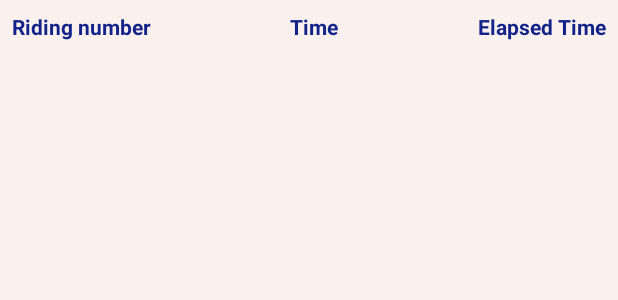
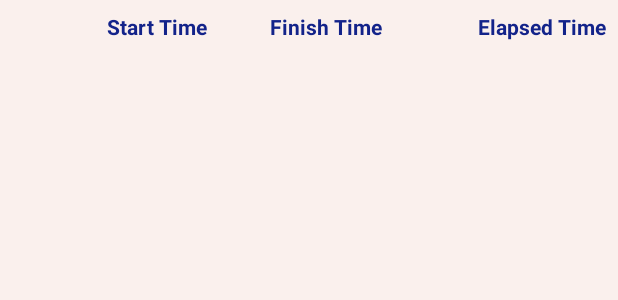
Before and after one commit to alexsykes/Observer, an Android app: the layout activity_time_list.xml on its own in the app's theme, with its tools: preview values and no code run, on a phone screen of 412 x 824 dp. Shown: the top 300 px of the screen. Run offline under Robolectric (Android 15) with nearby library versions, the phone set to English and light mode, and no system bars.

Commit message:
WiP - time list

```diff
--- a/app/src/main/java/com/alexsykes/observer/ElapsedTimeListAdapter.java
+++ b/app/src/main/java/com/alexsykes/observer/ElapsedTimeListAdapter.java
@@ -38,6 +38,7 @@ public class ElapsedTimeListAdapter extends RecyclerView.Adapter<ElapsedTimeList
 
         // Populate TextViews with data
         holder.numberTextView.setText(theElapsedTimes.get(position).get("number"));
+        holder.startTimeView.setText(theElapsedTimes.get(position).get("startTime"));
         holder.finishTimeView.setText(theElapsedTimes.get(position).get("finishTime"));
         holder.elaspsedTimeView.setText(theElapsedTimes.get(position).get("elapsedTime"));
 
@@ -55,6 +56,7 @@ public class ElapsedTimeListAdapter extends RecyclerView.Adapter<ElapsedTimeList
 
     public static class ElapsedTimeHolder extends RecyclerView.ViewHolder{
         final TextView numberTextView;
+        final TextView startTimeView;
         final TextView finishTimeView;
         final TextView elaspsedTimeView;
 
@@ -63,6 +65,7 @@ public class ElapsedTimeListAdapter extends RecyclerView.Adapter<ElapsedTimeList
             super(itemView);
             // Instantiate fields to be populated
             numberTextView = itemView.findViewById(R.id.numberView);
+            startTimeView = itemView.findViewById(R.id.startTimeView);
             finishTimeView = itemView.findViewById(R.id.finishTimeView);
             elaspsedTimeView = itemView.findViewById(R.id.elapsedTimeView);
         }
--- a/app/src/main/java/com/alexsykes/observer/data/ScoreDbHelper.java
+++ b/app/src/main/java/com/alexsykes/observer/data/ScoreDbHelper.java
@@ -63,7 +63,7 @@ public class ScoreDbHelper extends SQLiteOpenHelper {
                 + FinishTimeContract.FinishTimeEntry._ID + " INTEGER PRIMARY KEY AUTOINCREMENT, "
                 + FinishTimeContract.FinishTimeEntry.COLUMN_FINISHTIME_TIME + " TEXT NOT NULL, "
                 + FinishTimeContract.FinishTimeEntry.COLUMN_FINISHTIME_SYNC + " INTEGER NOT NULL DEFAULT 1, "
-                + FinishTimeContract.FinishTimeEntry.COLUMN_FINISHTIME_RIDER + " TEXT NOT NULL);";
+                + FinishTimeContract.FinishTimeEntry.COLUMN_FINISHTIME_RIDER + " INTEGER NOT NULL);";
 
         // Execute the SQL statement
         db.execSQL(SQL_CREATE_FINISHTIMES_TABLE);
--- a/app/src/main/res/layout/activity_time_list.xml
+++ b/app/src/main/res/layout/activity_time_list.xml
@@ -23,16 +23,26 @@
             android:layout_width="wrap_content"
             android:layout_height="wrap_content"
             android:layout_weight="1"
-            android:text="@string/rider_number"
+            android:text=""
             android:textColor="@color/colorButtonBlue"
             android:textStyle="bold" />
 
         <TextView
-            android:id="@+id/timeView"
+            android:id="@+id/startTimeView"
             android:layout_width="wrap_content"
             android:layout_height="wrap_content"
             android:layout_weight="1"
-            android:text="@string/time"
+            android:text="@string/start_time"
+            android:textAlignment="center"
+            android:textColor="@color/colorButtonBlue"
+            android:textStyle="bold" />
+
+        <TextView
+            android:id="@+id/finishTimeView"
+            android:layout_width="wrap_content"
+            android:layout_height="wrap_content"
+            android:layout_weight="1"
+            android:text="@string/finish_time"
             android:textAlignment="center"
             android:textColor="@color/colorButtonBlue"
             android:textStyle="bold" />
--- a/app/src/main/res/values/strings.xml
+++ b/app/src/main/res/values/strings.xml
@@ -148,4 +148,6 @@ To change a score, click on the list icon in the toolbar. This will display a li
     <string name="startIntervalHint">Start interval (seconds)</string>
     <string name="elapsedtime">elapsedTime</string>
     <string name="elapsed_time">Elapsed Time</string>
+    <string name="finish_time">Finish Time</string>
+    <string name="start_time">Start Time</string>
 </resources>
```
Also changed, not shown: app/src/main/java/com/alexsykes/observer/data/FinishTimeDbHelper.java (+16 -8 lines), app/src/main/res/layout/elapsed_time_holder.xml (+14 -2 lines).
